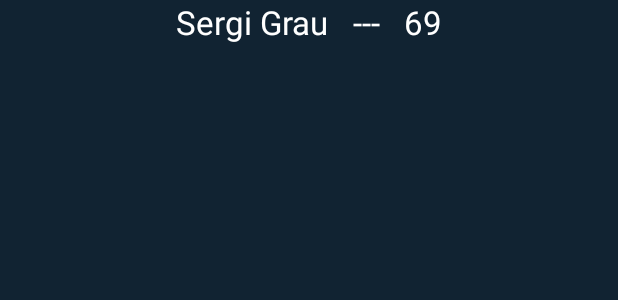
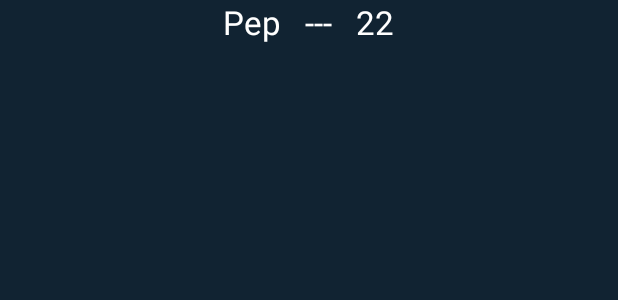
Before and after one commit to AroaBorealus/Projecte_Simon, an Android app: the layout llistajugadors.xml on its own in the app's theme, with its tools: preview values and no code run, on a phone screen of 412 x 824 dp. Shown: the top 300 px of the screen. Run offline under Robolectric (Android 15) with nearby library versions, the phone set to English and light mode, and no system bars.

Commit message:
Commit Final 20220306

```diff
--- a/app/src/main/java/edu/fje/dam2/projecte_simon/M06_VistaPropia.java
+++ b/app/src/main/java/edu/fje/dam2/projecte_simon/M06_VistaPropia.java
@@ -63,13 +63,11 @@ class M06_VistaPropia extends View
 
     @Override
     protected void onDraw(Canvas canvas) {
-        ////
         Log.i("colors", "Entra a onDraw");
         Paint paint = new Paint(Paint.ANTI_ALIAS_FLAG);
         paint.setColor(color);
         Log.i("VISTA2", getColor() + " - " + getX() + "," + getY());
         canvas.drawRect(getX() + x, getY() + y, 550  , 550, paint);
-
     }
 
     @Override
--- a/app/src/main/res/layout/llistajugadors.xml
+++ b/app/src/main/res/layout/llistajugadors.xml
@@ -13,7 +13,7 @@
             android:id="@+id/usr"
             android:layout_width="wrap_content"
             android:layout_height="wrap_content"
-            android:text="Sergi Grau"
+            android:text="Pep"
             android:textAppearance="@style/Base.TextAppearance.AppCompat.Large" />
 
         <LinearLayout
@@ -33,7 +33,7 @@
             android:id="@+id/pts"
             android:layout_width="wrap_content"
             android:layout_height="wrap_content"
-            android:text="69"
+            android:text="22"
             android:textAppearance="@style/Base.TextAppearance.AppCompat.Large" />
     </LinearLayout>
 
```
Also changed, not shown: app/src/main/java/edu/fje/dam2/projecte_simon/Benvinguda.java (+2 -12 lines), app/src/main/res/drawable/sprite.xml (line endings or trailing spaces).
